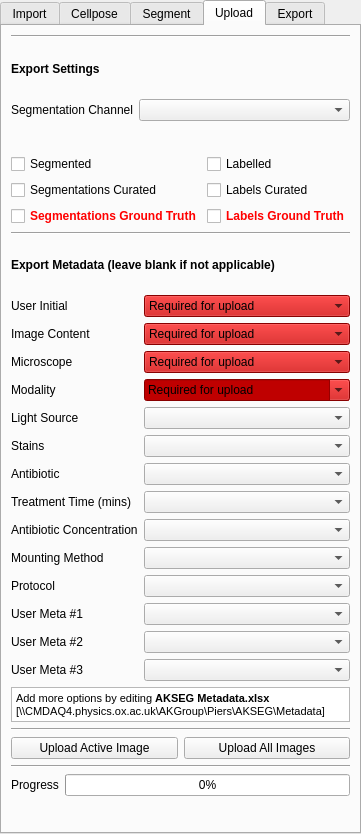
Before: the Qt Designer form src/napari_akseg/akseg_ui.ui in piedrro/napari-akseg, drawn with Qt 5.
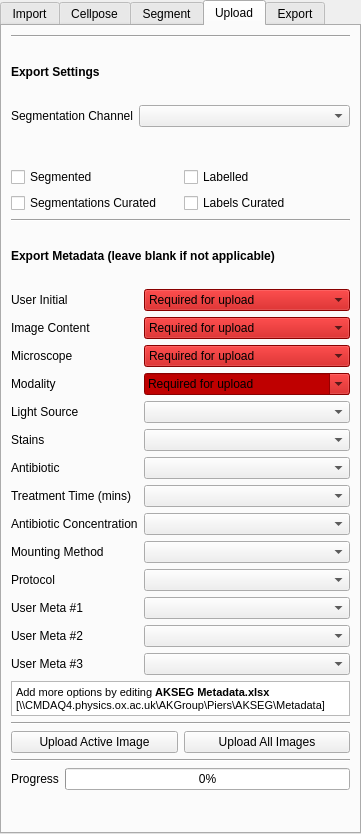
After: the same form once the commit is applied. The open tabs and pages were chosen to show the change.

Commit message: Added AKSEG curation functionallity

What changed in the file:
```diff
--- a/src/napari_akseg/akseg_ui.ui
+++ b/src/napari_akseg/akseg_ui.ui
@@ -41,7 +41,7 @@
    <enum>QTabWidget::Rounded</enum>
   </property>
   <property name="currentIndex">
-   <number>0</number>
+   <number>3</number>
   </property>
   <property name="elideMode">
    <enum>Qt::ElideNone</enum>
@@ -1147,6 +1147,13 @@
     </item>
     <item>
      <layout class="QGridLayout" name="gridLayout_8">
+      <item row="1" column="1">
+       <widget class="QCheckBox" name="upload_classcurated">
+        <property name="text">
+         <string>Labels Curated</string>
+        </property>
+       </widget>
+      </item>
       <item row="0" column="1">
        <widget class="QCheckBox" name="upload_labelled">
         <property name="text">
@@ -1168,45 +1175,6 @@
         </property>
        </widget>
       </item>
-      <item row="1" column="1">
-       <widget class="QCheckBox" name="upload_classcurated">
-        <property name="text">
-         <string>Labels Curated</string>
-        </property>
-       </widget>
-      </item>
-      <item row="2" column="0">
-       <widget class="QCheckBox" name="upload_seg_truth">
-        <property name="font">
-         <font>
-          <weight>75</weight>
-          <bold>true</bold>
-         </font>
-        </property>
-        <property name="styleSheet">
-         <string notr="true">color: rgb(255, 0, 0);</string>
-        </property>
-        <property name="text">
-         <string>Segmentations Ground Truth</string>
-        </property>
-       </widget>
-      </item>
-      <item row="2" column="1">
-       <widget class="QCheckBox" name="upload_class_truth">
-        <property name="font">
-         <font>
-          <weight>75</weight>
-          <bold>true</bold>
-         </font>
-        </property>
-        <property name="styleSheet">
-         <string notr="true">color: rgb(255, 0, 0);</string>
-        </property>
-        <property name="text">
-         <string>Labels Ground Truth</string>
-        </property>
-       </widget>
-      </item>
      </layout>
     </item>
     <item>
```
The commit also changes 4 other files.
